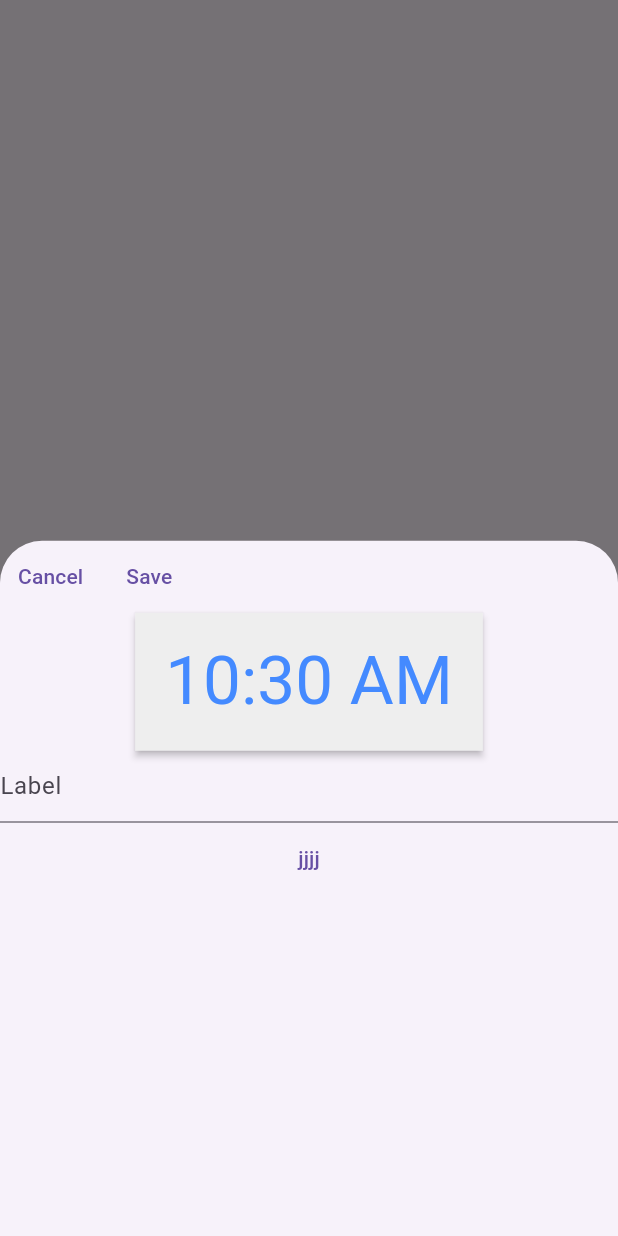
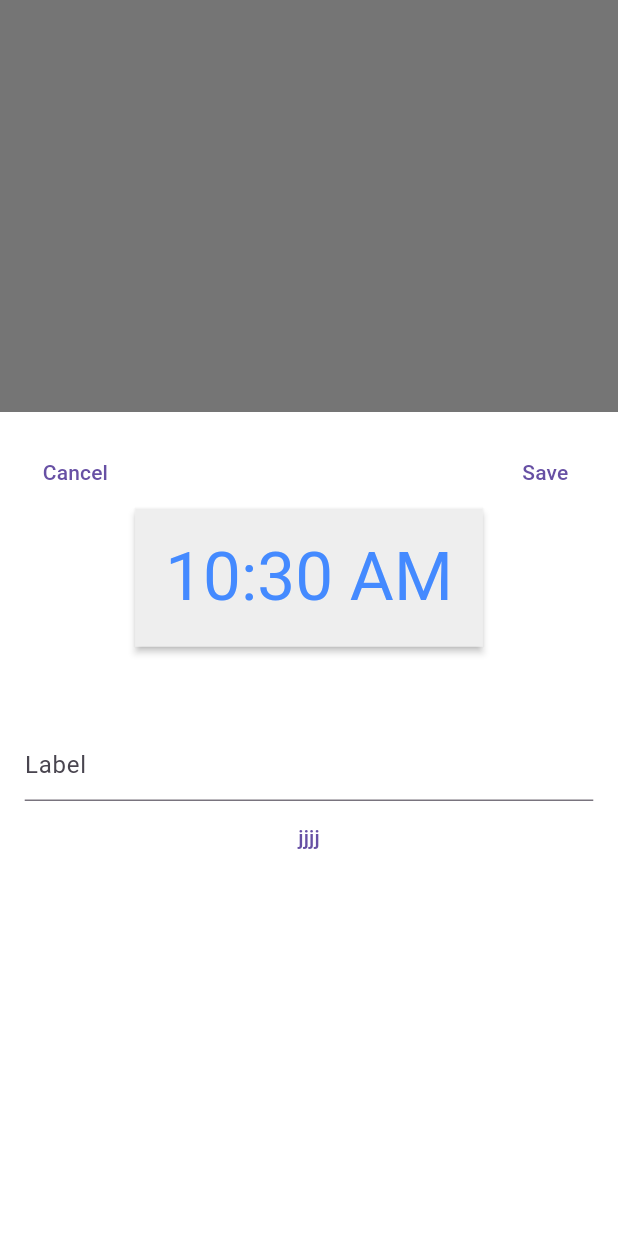
Before and after one commit to Nishmakv/alarm_application, a Flutter app: the HomeScreen screen opened directly, after a tap on an icon or button, on a phone screen of 412 x 824 dp. Run offline on Flutter 3.47's test engine with Material 3 defaults, Android fonts, the light colour scheme and no system bars; our stand-ins replace bloc, equatable, flutter_bloc, geolocator, hive, hive_flutter and 3 more; missing offline and left inert: alarm; accounts and stored records are empty.

Commit message:
imlement hive and make the design perfec

```diff
--- a/lib/models/alarm_model.dart
+++ b/lib/models/alarm_model.dart
@@ -1,6 +1,3 @@
-import 'dart:ffi';
-
-import 'package:flutter/material.dart';
 import 'package:hive/hive.dart';
 part 'alarm_model.g.dart';
 
@@ -12,5 +9,7 @@ class AlarmModel {
   final DateTime time;
   @HiveField(2)
   final String label;
-  AlarmModel({required this.id, required this.time, required this.label});
+  @HiveField(3)
+  bool? isActive;
+  AlarmModel({this.id, required this.time, required this.label,this.isActive});
 }
--- a/lib/screens/alarm_setting_screen.dart
+++ b/lib/screens/alarm_setting_screen.dart
@@ -1,7 +1,4 @@
-import 'package:alarm_application/bloc/hive_alarm_bloc.dart';
-import 'package:alarm_application/models/alarm_model.dart';
 import 'package:flutter/material.dart';
-import 'package:flutter_bloc/flutter_bloc.dart';
 import 'package:intl/intl.dart';
 
 class AlarmSettingScreen extends StatefulWidget {
@@ -39,6 +36,7 @@ class _AlarmSettingScreenState extends State<AlarmSettingScreen> {
 
   @override
   Widget build(BuildContext context) {
+
     return Scaffold(
       body: SafeArea(
           child: Column(
--- a/lib/screens/home_screen.dart
+++ b/lib/screens/home_screen.dart
@@ -1,11 +1,10 @@
 import 'package:alarm_application/bloc/hive_alarm_bloc.dart';
 import 'package:alarm_application/functions/db_functions.dart';
 import 'package:alarm_application/models/alarm_model.dart';
-
 import 'package:alarm_application/screens/set_alarm_widget.dart';
 import 'package:flutter/material.dart';
 import 'package:flutter_bloc/flutter_bloc.dart';
-import 'package:hive_flutter/adapters.dart';
+import 'package:intl/intl.dart';
 import 'package:ionicons/ionicons.dart';
 
 class HomeScreen extends StatefulWidget {
@@ -21,59 +20,108 @@ class _HomeScreenState extends State<HomeScreen> {
   void initState() {
     super.initState();
     context.read<HiveAlarmBloc>().add(
-          HiveAlarmLoad(),
+          const HiveAlarmLoad(),
         );
+  }
+
+  void updateAlarmIsActive(int index, bool isActive) {
+    // Retrieve the current list of alarms
+    List<AlarmModel> currentAlarms = alarmListNotifier.value;
+
+    // Update the isActive property for the specified alarm
+    currentAlarms[index].isActive = isActive;
+
+    // Update the list of alarms using the ValueNotifier
+    alarmListNotifier.value = List<AlarmModel>.from(currentAlarms);
+
+    // You may also want to update the database or perform any other necessary actions
+    // based on the changes to the isActive property.
   }
 
   @override
   Widget build(BuildContext context) {
+    final double h = MediaQuery.of(context).size.height;
+    final double w = MediaQuery.of(context).size.width;
     getAllAlarms();
-    return BlocListener<HiveAlarmBloc, HiveAlarmState>(
-      listener: (context, state) {
-        if (state is HiveAlarmLoadSuccess) {
-          alarmModel.addAll(state.alarmModel!.toList());
-          setState(() {});
-        }
-      },
-      child: Scaffold(
+    return Scaffold(
+      backgroundColor: Colors.white,
       body: SafeArea(
         child: ValueListenableBuilder(
             valueListenable: alarmListNotifier,
             builder: (context, List<AlarmModel> alarmList, Widget? child) {
-                return ListView.separated(
+              return Padding(
+                padding: const EdgeInsets.all(20.0),
+                child: SizedBox(
+                  width: w / 1,
+                  child: ListView.separated(
                       itemBuilder: (ctx, index) {
                         final data = alarmList[index];
-                      return Card(
-                        child: Column(
-                          children: [
-                            Text(data.label),
-                            Text(data.time.toString()),
-                            IconButton(
-                                onPressed: () {
-                                  if (data.id != null) {
-                                    deleteAlarms(data.id!);
-                                  }
+                        final formattedTime =
+                            DateFormat.jm().format(data.time.toLocal());
+                        return SizedBox(
+                          height: h / 5.5,
+                          child: Card(
+                            shape: RoundedRectangleBorder(
+                              borderRadius: BorderRadius.circular(25),
+                            ),
+                            shadowColor: Colors.white,
+                            color: Colors.white,
+                            child: ListTile(
+                              title: Text(
+                                formattedTime,
+                                style: TextStyle(
+                                  fontSize: w / 12,
+                                ),
+                              ),
+                              subtitle: Padding(
+                                padding: EdgeInsets.only(top: h / 30),
+                                child: Text(
+                                  data.label,
+                                  style: const TextStyle(),
+                                ),
+                              ),
+                              trailing: Switch(
+                                value: data.isActive ?? false,
+                                onChanged: (value) {
+                                  updateAlarmIsActive(index, value);
                                 },
-                                icon: Icon(Ionicons.ice_cream_outline))
-                          ],
+                              ),
+
+                              // trailing: IconButton(
+                              //   onPressed: () {
+                              //     if (index != null) {
+                              //       deleteAlarms(index);
+                              //     } else {
+                              //       print('hhhhh');
+                              //     }
+                              //   },
+                              //   icon: Icon(Ionicons.trash_bin_outline),
+                              // ),
+                            ),
                           ),
                         );
-                      // print('answwwwwwwwwwwwwww${alarmList[1].label}');
                       },
                       separatorBuilder: (ctx, index) {
-                      return const Divider();
+                        return const SizedBox();
                       },
-                    itemCount: alarmList.length);
+                      itemCount: alarmList.length),
+                ),
+              );
             }),
       ),
-        floatingActionButton: FloatingActionButton(
+      floatingActionButton: Padding(
+        padding: EdgeInsets.only(top: h / 20, right: w / 3),
+        child: FloatingActionButton.large(
           onPressed: () {
             showModalBottomSheet<void>(
+              backgroundColor: Colors.white,
+              isScrollControlled: true,
+              shape: RoundedRectangleBorder(borderRadius: BorderRadius.zero),
               context: context,
               builder: (BuildContext context) {
                 return SizedBox(
-                  height: 600,
-                  child: Center(
+                  height: h / 1.5,
+                  child: const Center(
                     child: Column(
                       children: <Widget>[SetAlarmWidget()],
                     ),
@@ -81,13 +129,9 @@ class _HomeScreenState extends State<HomeScreen> {
                 );
               },
             );
-            // Navigator.push(
-            //   context,
-            //   MaterialPageRoute(
-            //     builder: (ctx) => const AlarmSettingScreen(),
-            //   ),
-            // );
           },
+          shape:
+              RoundedRectangleBorder(borderRadius: BorderRadius.circular(50)),
           child: const Icon(
             Ionicons.add_outline,
           ),
--- a/lib/screens/set_alarm_widget.dart
+++ b/lib/screens/set_alarm_widget.dart
@@ -1,10 +1,6 @@
-import 'dart:ffi';
-
-import 'package:alarm_application/boxes/boxes.dart';
 import 'package:alarm_application/functions/db_functions.dart';
 import 'package:alarm_application/models/alarm_model.dart';
 import 'package:flutter/material.dart';
-import 'package:hive/hive.dart';
 import 'package:intl/intl.dart';
 
 class SetAlarmWidget extends StatefulWidget {
@@ -52,16 +48,20 @@ class _SetAlarmWidgetState extends State<SetAlarmWidget> {
 
   @override
   Widget build(BuildContext context) {
-    return Container(
+    final double h = MediaQuery.of(context).size.height;
+    final double w = MediaQuery.of(context).size.width;
+    return Padding(
+        padding: EdgeInsets.all(h / 50),
         child: Column(
           children: [
             Row(
+              mainAxisAlignment: MainAxisAlignment.spaceBetween,
               children: [
                 TextButton(
                     onPressed: () {
                       Navigator.pop(context);
                     },
-                child: Text('Cancel')),
+                    child: const Text('Cancel')),
                 TextButton(
                     onPressed: () async {
                       // _createItem({
@@ -71,7 +71,8 @@ class _SetAlarmWidgetState extends State<SetAlarmWidget> {
                       final data = AlarmModel(
                           time: selectedDateTime,
                           label: labelController.text,
-                      id: null);
+                          id: null,
+                          isActive: true);
                       // final box = Boxes.getData();
                       // box.add(data);
                       // print('bbbbbbbbbbb$selectedDateTime}');
@@ -83,7 +84,7 @@ class _SetAlarmWidgetState extends State<SetAlarmWidget> {
                       await addAlarm(data);
                       Navigator.pop(context);
                     },
-                child: Text('Save'))
+                    child: const Text('Save'))
               ],
             ),
             RawMaterialButton(
@@ -100,17 +101,20 @@ class _SetAlarmWidgetState extends State<SetAlarmWidget> {
                 ),
               ),
             ),
-        TextField(
+            Padding(
+              padding: EdgeInsets.only(top: h / 15),
+              child: TextField(
                 controller: labelController,
                 decoration: const InputDecoration(
                   hintText: 'Label',
+                ),
               ),
             ),
             TextButton(
                 onPressed: () {
                   getAllAlarms();
                 },
-            child: Text('jjjj'))
+                child: const Text('jjjj'))
           ],
         ));
   }
```
Also changed, not shown: lib/functions/db_functions.dart (+6 -5 lines), lib/models/alarm_model.g.dart. Lines whose indentation alone changed are shown as unchanged.
